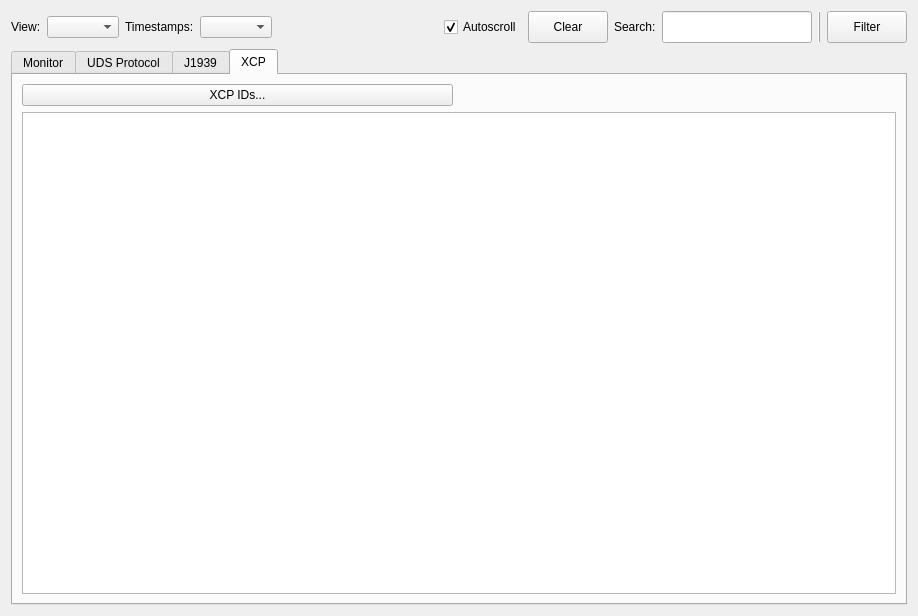
Above: src/window/TraceWindow/TraceWindow.ui from firepooh/CANgaroo before the change. Below: the same form after it.
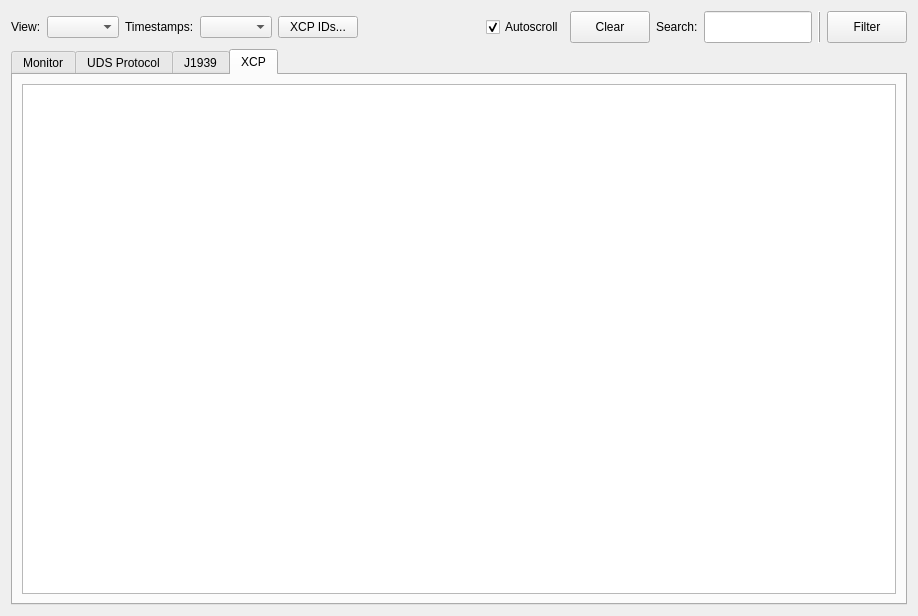
That is the form after the change. The open tabs and pages were chosen to show the change. Icons and pictures are not drawn.

Commit message: Trace tabs: toolbar like the Monitor tab, XCP IDs in the same line

```diff
--- a/src/window/TraceWindow/TraceWindow.ui
+++ b/src/window/TraceWindow/TraceWindow.ui
@@ -49,6 +49,20 @@
       <item>
        <widget class="QComboBox" name="cbTimestampMode"/>
       </item>
+      <item>
+       <widget class="QPushButton" name="xcpSessionsButton">
+        <property name="text">
+         <string>XCP IDs...</string>
+        </property>
+       </widget>
+      </item>
+      <item>
+       <widget class="QLabel" name="xcpStatusLabel">
+        <property name="text">
+         <string/>
+        </property>
+       </widget>
+      </item>
       <item>
        <spacer name="horizontalSpacer">
         <property name="orientation">
@@ -217,31 +231,6 @@
        <string>XCP</string>
       </attribute>
       <layout class="QVBoxLayout" name="verticalLayout_xcp">
-       <item>
-        <layout class="QHBoxLayout" name="horizontalLayout_xcp">
-         <item>
-          <widget class="QPushButton" name="xcpSessionsButton">
-           <property name="text">
-            <string>XCP IDs...</string>
-           </property>
-          </widget>
-         </item>
-         <item>
-          <widget class="QLabel" name="xcpStatusLabel">
-           <property name="text">
-            <string/>
-           </property>
-          </widget>
-         </item>
-         <item>
-          <spacer name="horizontalSpacer_xcp">
-           <property name="orientation">
-            <enum>Qt::Horizontal</enum>
-           </property>
-          </spacer>
-         </item>
-        </layout>
-       </item>
        <item>
         <widget class="QTreeView" name="treeXcp">
          <property name="verticalScrollMode">
```
The commit also changes 2 other files.
